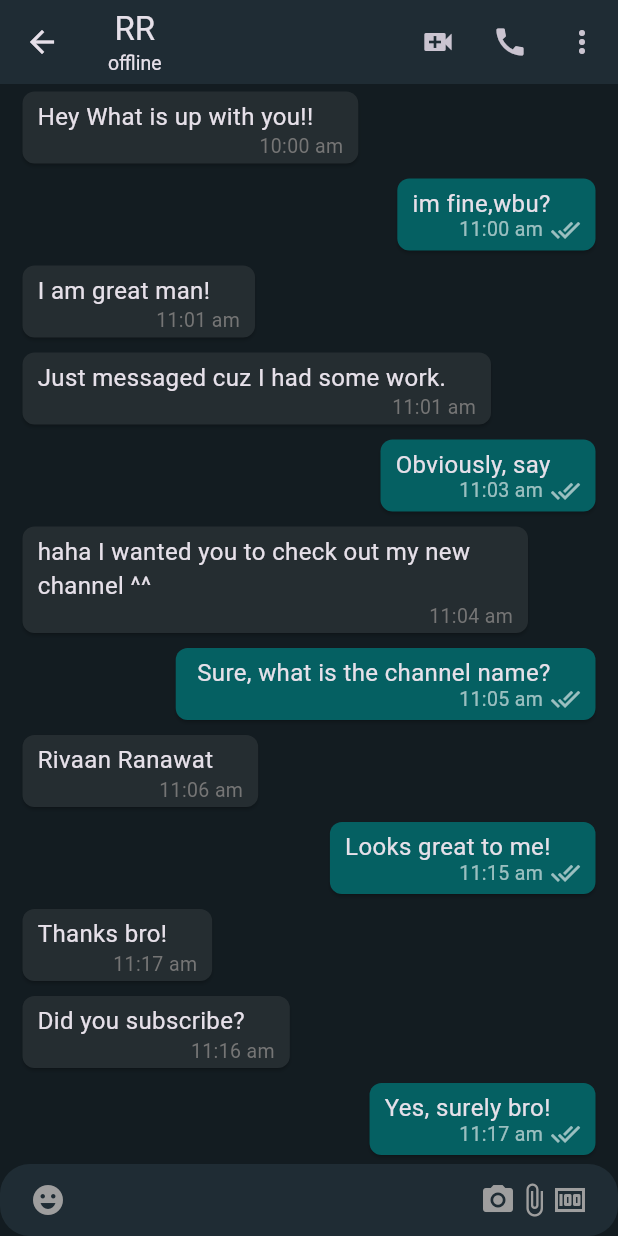
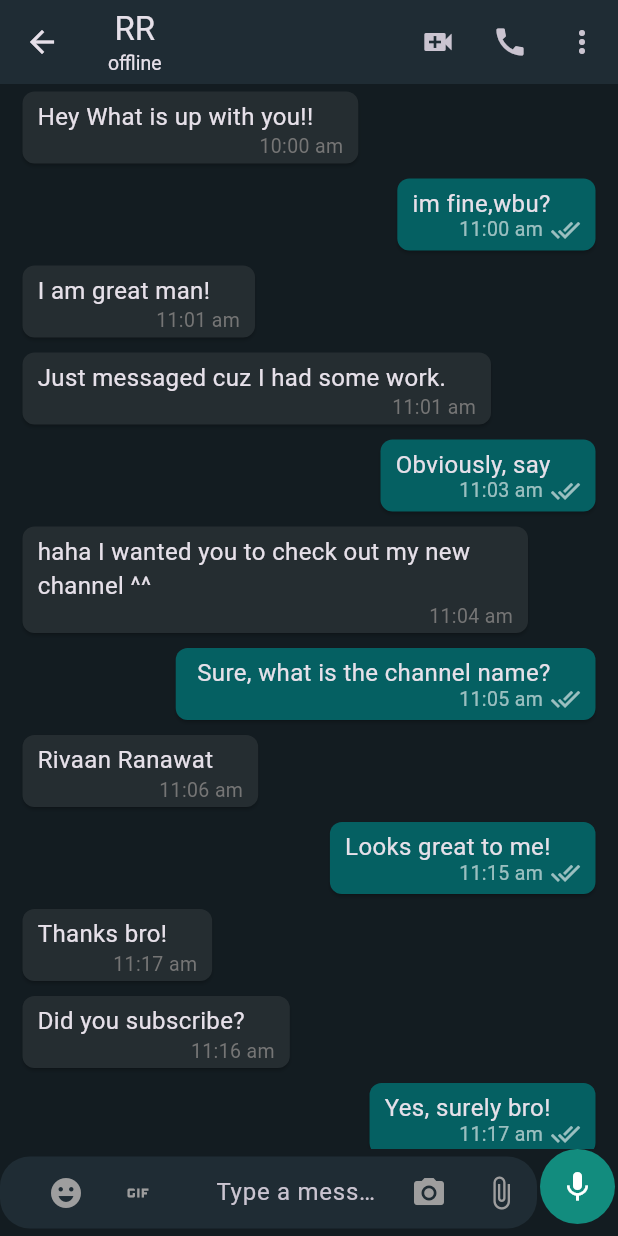
Before and after one commit to Hassan-akachi/whatsapp-clone, a Flutter app: the MobileChatScreen screen opened directly, on a phone screen of 412 x 824 dp. Run offline on Flutter 3.47's test engine with Material 3 defaults, Android fonts, the phone set to English and light mode, and no system bars; our stand-ins replace cloud_firestore, country_picker, firebase_auth, firebase_core, firebase_storage, flutter_contacts and 2 more; accounts and stored records are empty.

Commit message:
chat is sending to database

```diff
--- a/lib/colors.dart
+++ b/lib/colors.dart
@@ -14,3 +14,4 @@ const dividerColor = Color.fromRGBO(37, 45, 50, 1);
 const chatBarMessage = Color.fromRGBO(30, 36, 40, 1);
 const mobileChatBoxColor = Color.fromRGBO(31, 44, 52, 1);
 const greyColor = Colors.grey;
+const whatsappGreen =Color(0xFF128C7E);
--- a/lib/features/auth/screen/user_information_screen.dart
+++ b/lib/features/auth/screen/user_information_screen.dart
@@ -1,6 +1,5 @@
 import 'dart:io';
 
-import 'package:flutter/cupertino.dart';
 import 'package:flutter/material.dart';
 import 'package:flutter_riverpod/flutter_riverpod.dart';
 import 'package:whatsapp_ui/common/util/constants.dart';
--- a/lib/screens/mobile_chat_screen.dart
+++ b/lib/features/chat/screen/mobile_chat_screen.dart
@@ -6,6 +6,8 @@ import 'package:whatsapp_ui/features/auth/controller/auth_controller.dart';
 import 'package:whatsapp_ui/info.dart';
 import 'package:whatsapp_ui/model/user_model.dart';
 import 'package:whatsapp_ui/widgets/chat_list.dart';
+
+import '../widgets/bottom_chat_field.dart';
 
 class MobileChatScreen extends ConsumerWidget {
   static const String routeName = "/mobile-chat-screen";
@@ -61,48 +63,7 @@ class MobileChatScreen extends ConsumerWidget {
           const Expanded(
             child: ChatList(),
           ),
-          TextField(
-            decoration: InputDecoration(
-              filled: true,
-              fillColor: mobileChatBoxColor,
-              prefixIcon: const Padding(
-                padding: EdgeInsets.symmetric(horizontal: 20.0),
-                child: Icon(
-                  Icons.emoji_emotions,
-                  color: Colors.grey,
-                ),
-              ),
-              suffixIcon: Padding(
-                padding: const EdgeInsets.symmetric(horizontal: 20.0),
-                child: Row(
-                  mainAxisAlignment: MainAxisAlignment.end,
-                  children: const [
-                    Icon(
-                      Icons.camera_alt,
-                      color: Colors.grey,
-                    ),
-                    Icon(
-                      Icons.attach_file,
-                      color: Colors.grey,
-                    ),
-                    Icon(
-                      Icons.money,
-                      color: Colors.grey,
-                    ),
-                  ],
-                ),
-              ),
-              hintText: 'Type a message!',
-              border: OutlineInputBorder(
-                borderRadius: BorderRadius.circular(20.0),
-                borderSide: const BorderSide(
-                  width: 0,
-                  style: BorderStyle.none,
-                ),
-              ),
-              contentPadding: const EdgeInsets.all(10),
-            ),
-          ),
+          BottomChatField(receiverUserId: uid,),
         ],
       ),
     );
--- /dev/null
+++ b/lib/features/chat/widgets/bottom_chat_field.dart
@@ -0,0 +1,134 @@
+import 'package:flutter/material.dart';
+import 'package:flutter_riverpod/flutter_riverpod.dart';
+import 'package:whatsapp_ui/features/chat/controller/chat_controller.dart';
+
+import '../../../colors.dart';
+
+class BottomChatField extends ConsumerStatefulWidget {
+  final String receiverUserId;
+
+  const BottomChatField({
+    Key? key,
+    required this.receiverUserId,
+  }) : super(key: key);
+
+  @override
+  ConsumerState<BottomChatField> createState() => _BottomChatFieldState();
+}
+
+class _BottomChatFieldState extends ConsumerState<BottomChatField> {
+  final TextEditingController _messageController = TextEditingController();
+  bool isShowSendButton = false; // toggle btw send and audio rec
+
+  void sendTextMessage() async {
+    if (isShowSendButton) {
+      ref.read(chatControllerProvider).sendTextMessage(
+          context, _messageController.text.trim(), widget.receiverUserId);
+      setState(() {
+        _messageController.text = "";
+      });
+    }
+  }
+
+  @override
+  Widget build(BuildContext context) {
+    return Row(
+      children: [
+        Expanded(
+          child: TextFormField(
+            // focusNode: focusNode,
+            decoration: InputDecoration(
+              filled: true,
+              fillColor: mobileChatBoxColor,
+              prefixIcon: Padding(
+                padding: const EdgeInsets.symmetric(horizontal: 20.0),
+                child: SizedBox(
+                  width: 100,
+                  child: Row(
+                    children: [
+                      IconButton(
+                        icon: const Icon(
+                          Icons.emoji_emotions,
+                          color: Colors.grey,
+                        ),
+                        onPressed: () {},
+                      ),
+                      IconButton(
+                        icon: const Icon(
+                          Icons.gif,
+                          color: Colors.grey,
+                        ),
+                        onPressed: () {},
+                      ),
+                    ],
+                  ),
+                ),
+              ),
+              suffixIcon: SizedBox(
+                width: 100,
+                child: Row(
+                  mainAxisAlignment: MainAxisAlignment.end,
+                  children: [
+                    IconButton(
+                      icon: const Icon(
+                        Icons.camera_alt,
+                        color: Colors.grey,
+                      ),
+                      onPressed: () {},
+                    ),
+                    IconButton(
+                      icon: const Icon(
+                        Icons.attach_file,
+                        color: Colors.grey,
+                      ),
+                      onPressed: () {},
+                    ),
+                  ],
+                ),
+              ),
+              hintText: 'Type a message!',
+              border: OutlineInputBorder(
+                borderRadius: BorderRadius.circular(20.0),
+                borderSide: const BorderSide(
+                  width: 0,
+                  style: BorderStyle.none,
+                ),
+              ),
+              contentPadding: const EdgeInsets.all(10),
+            ),
+            controller: _messageController,
+            onChanged: (val) {
+              if (val.isNotEmpty) {
+                setState(() {
+                  isShowSendButton = true;
+                });
+              } else {
+                setState(() {
+                  isShowSendButton = false;
+                });
+              }
+            },
+          ),
+        ),
+        Padding(
+          padding: const EdgeInsets.only(bottom: 8, left: 2, right: 2),
+          child: InkWell(
+              child: CircleAvatar(
+                  backgroundColor: whatsappGreen,
+                  radius: 25,
+                  child: GestureDetector(
+                    child: Icon(isShowSendButton ? Icons.send : Icons.mic,
+                        color: Colors.white),
+                    onTap: sendTextMessage,
+                  ))),
+        )
+      ],
+    );
+  }
+
+  @override
+  void dispose() {
+    super.dispose();
+    _messageController.dispose();
+  }
+}
--- a/lib/features/select_contacts/repository/select_contact_repository.dart
+++ b/lib/features/select_contacts/repository/select_contact_repository.dart
@@ -5,7 +5,7 @@ import 'package:flutter_contacts/flutter_contacts.dart';
 import 'package:flutter_riverpod/flutter_riverpod.dart';
 import 'package:whatsapp_ui/common/util/custom_snackbar.dart';
 import 'package:whatsapp_ui/model/user_model.dart';
-import 'package:whatsapp_ui/screens/mobile_chat_screen.dart';
+import 'package:whatsapp_ui/features/chat/screen/mobile_chat_screen.dart';
 
 final selectContactRepositoryProvider = Provider((ref) {
   return SelectContactRepository(firebaseStore: FirebaseFirestore.instance);
@@ -52,7 +52,7 @@ class SelectContactRepository {
       }
       if (!isFound) {
         showSnackBar(
-            context: context, content: "contact is not registered in the app");
+            context: context, content: "contact is not registered in the app ${selectedContact.phones[0].number.toLowerCase()}");
       }
     } catch (e) {
 
--- a/lib/routes.dart
+++ b/lib/routes.dart
@@ -5,7 +5,7 @@ import 'package:whatsapp_ui/features/auth/screen/otp_screen.dart';
 import 'package:whatsapp_ui/features/auth/screen/user_information_screen.dart';
 import 'package:whatsapp_ui/features/select_contacts/screens/select_contact_screen.dart';
 import 'package:whatsapp_ui/model/user_model.dart';
-import 'package:whatsapp_ui/screens/mobile_chat_screen.dart';
+import 'package:whatsapp_ui/features/chat/screen/mobile_chat_screen.dart';
 
 Route<dynamic> generateRoute(RouteSettings routeSettings) {
   switch (routeSettings.name) {
--- a/lib/widgets/contacts_list.dart
+++ b/lib/widgets/contacts_list.dart
@@ -1,7 +1,7 @@
 import 'package:flutter/material.dart';
 import 'package:whatsapp_ui/colors.dart';
 import 'package:whatsapp_ui/info.dart';
-import 'package:whatsapp_ui/screens/mobile_chat_screen.dart';
+import 'package:whatsapp_ui/features/chat/screen/mobile_chat_screen.dart';
 
 class ContactsList extends StatelessWidget {
   const ContactsList({Key? key}) : super(key: key);
--- a/pubspec.yaml
+++ b/pubspec.yaml
@@ -18,7 +18,7 @@ publish_to: 'none' # Remove this line if you wish to publish to pub.dev
 version: 1.0.0+1
 
 environment:
-  sdk: ">=2.12.0 <3.0.0"
+  sdk: ">=2.17.0 <3.0.0"
 
 # Dependencies specify other packages that your package needs in order to work.
 # To automatically upgrade your package dependencies to the latest versions
@@ -38,6 +38,7 @@ dependencies:
   country_picker:
   image_picker:
   flutter_contacts:
+  uuid:
 
  #firebase
   firebase_auth:
```
Also changed, not shown: lib/features/auth/controller/auth_controller.dart (+11 -9 lines), lib/features/auth/repository/AuthRepository.dart (+26 -12 lines), lib/features/chat/repository/chat_repository.dart (added, +138 -0 lines), lib/main.dart (+8 -3 lines), lib/model/chat_contact.dart (added, +34 -0 lines), pubspec.lock, 1 other file.
